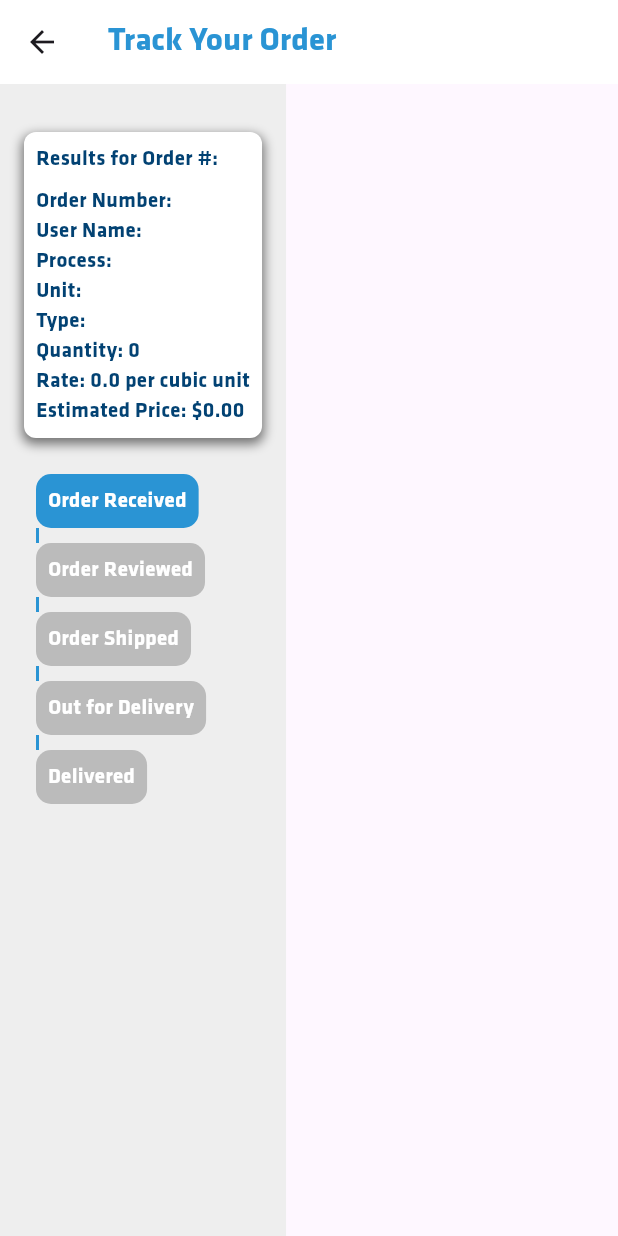
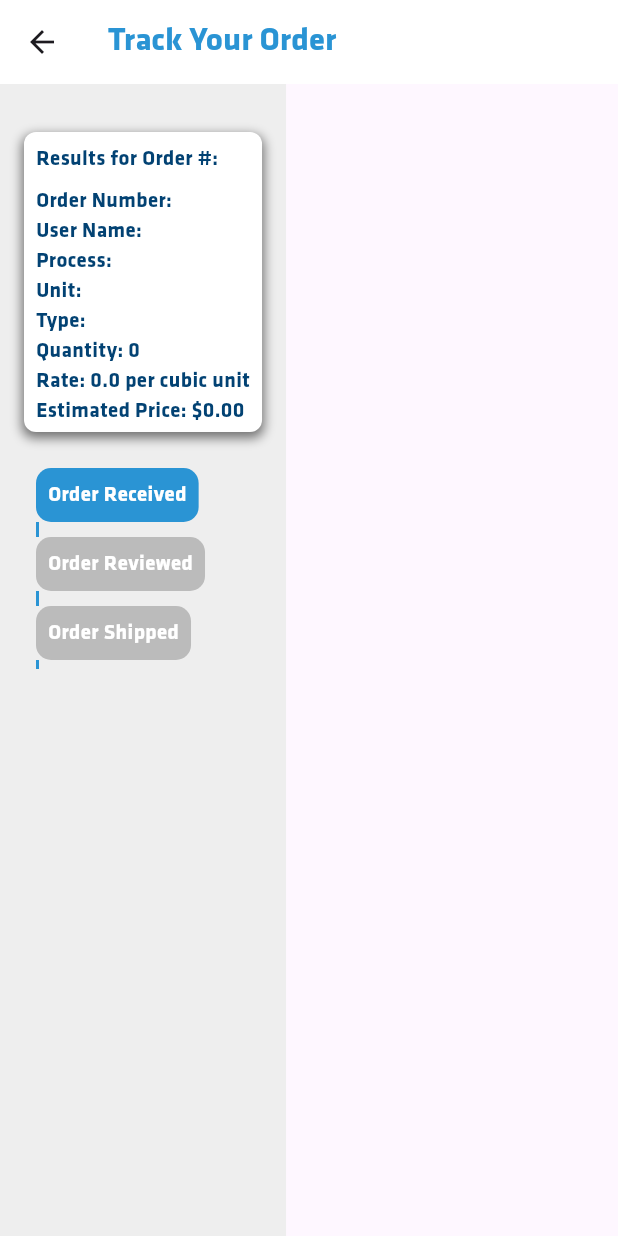
Before and after one commit to jhanel/service_package, a Flutter app: the TrackOrderPage screen opened directly, after a tap on "Track Order", on a phone screen of 412 x 824 dp. Run offline on Flutter 3.47's test engine with Material 3 defaults, Android fonts, the light colour scheme and no system bars; our stand-ins replace file_picker, logger; missing offline and left inert: universal_html.

Commit message:
Mobile friendly tweaks
Made track order mobile friendly

```diff
--- a/project/lib/main.dart
+++ b/project/lib/main.dart
@@ -1004,6 +1004,9 @@ class TrackOrderPageState extends State<TrackOrderPage> {
 
 
     Widget _buildOrderDetails() {
+  return LayoutBuilder(
+    builder: (context, constraints) {
+      bool isMobile = constraints.maxWidth < 600.0;
       return Container(
         padding: const EdgeInsets.all(8.0),
         decoration: BoxDecoration(
@@ -1014,10 +1017,14 @@ class TrackOrderPageState extends State<TrackOrderPage> {
               color: Color(0xFF707070),
               spreadRadius: 1,
               blurRadius: 6,
-          offset: Offset(0,3),
+              offset: Offset(0, 3),
             ),
           ],
         ),
+        constraints: isMobile
+            ? const BoxConstraints(maxHeight: 200) // Fixed height for mobile view
+            : const BoxConstraints(), // No fixed height for non-mobile view
+        child: SingleChildScrollView(
           child: Column(
             crossAxisAlignment: CrossAxisAlignment.start,
             children: [
@@ -1096,6 +1103,9 @@ class TrackOrderPageState extends State<TrackOrderPage> {
               ),
             ],
           ),
+        ),
+      );
+    },
   );
 }
 
@@ -1114,10 +1124,11 @@ Widget _buildOrderStatus() {
       bool isMobile = constraints.maxWidth < 600.0;
       return Container(
         padding: const EdgeInsets.all(8.0),
+        constraints: isMobile
+            ? const BoxConstraints(maxHeight: 150) // Fixed height for mobile view
+            : const BoxConstraints(), // No fixed height for non-mobile view
         child: isMobile
-            ? Expanded(
-                child: SingleChildScrollView(
-                  scrollDirection: Axis.vertical,
+            ? SingleChildScrollView(
                 child: Column(
                   crossAxisAlignment: CrossAxisAlignment.start,
                   children: [
@@ -1131,7 +1142,6 @@ Widget _buildOrderStatus() {
                     _buildStatusDivider(),
                     _buildStatusContainer('Delivered', false),
                   ],
-                  ),
                 ),
               )
             : Row(
@@ -1149,8 +1159,7 @@ Widget _buildOrderStatus() {
                 ],
               ),
       );
-
-      }
+    },
   );
 }
 
```
Also changed, not shown: project/lib/view_orders.dart (deleted, +0 -62 lines). Lines whose indentation alone changed are shown as unchanged.
